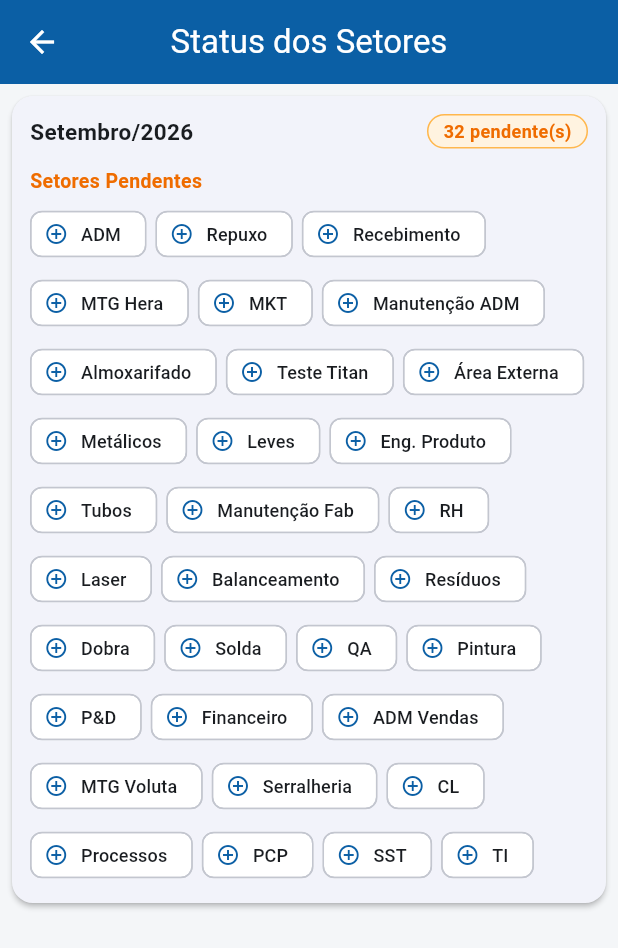
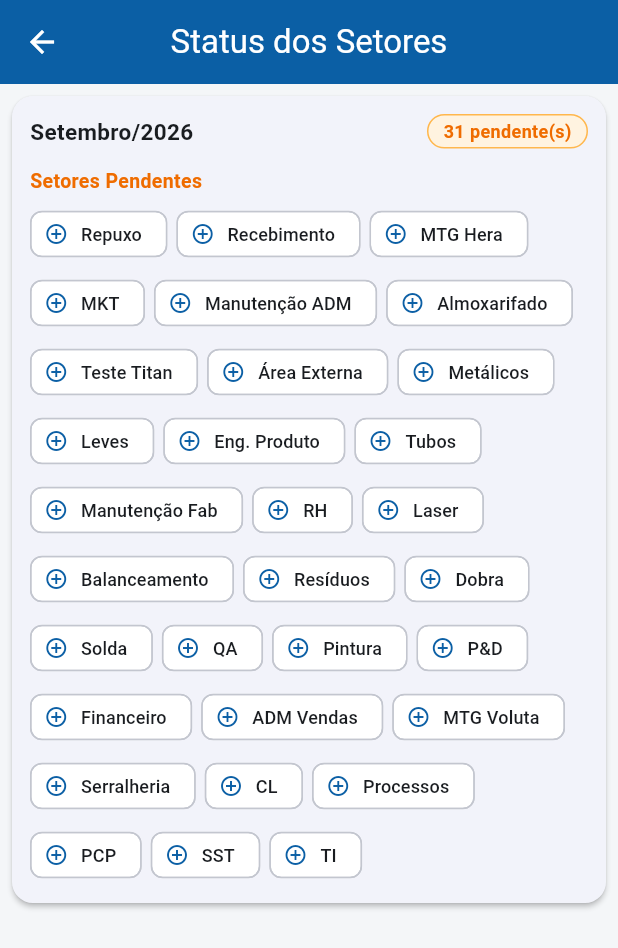
Before and after one commit to pheelpss/auditoria-5s-app, a Flutter app: the IndicatorsScreen screen opened directly, on a phone screen of 412 x 824 dp. Shown: the top 948 px of the screen. Run offline on Flutter 3.47's test engine with Material 3 defaults, Android fonts, the light colour scheme and no system bars; our stand-ins replace file_picker, image_picker, percent_indicator, share_plus, sqflite; missing offline and left inert: receive_sharing_intent; accounts and stored records are empty.

Commit message:
Add files via upload

```diff
--- a/lib/core/constants/setores.dart
+++ b/lib/core/constants/setores.dart
@@ -1,7 +1,6 @@
 /// Lista fixa dos setores/áreas que devem ser auditados todo mês.
 /// Usada na tela de Indicadores para mostrar o que ainda falta auditar.
 const List<String> setoresAuditaveis = [
-  'ADM',
   'Repuxo',
   'Recebimento',
   'MTG Hera',
@@ -36,7 +35,7 @@ const List<String> setoresAuditaveis = [
 ];
 
 const List<String> setoresAdministrativos = [
-  'ADM', 'Eng. Produto', 'Manutenção ADM', 'PCP', 'MKT', 'Processos',
+  'Eng. Produto', 'Manutenção ADM', 'PCP', 'MKT', 'Processos',
   'SST', 'P&D', 'TI', 'ADM Vendas', 'QA', 'Financeiro', 'RH',
 ];
 
```
Also changed, not shown: 1 other file.
